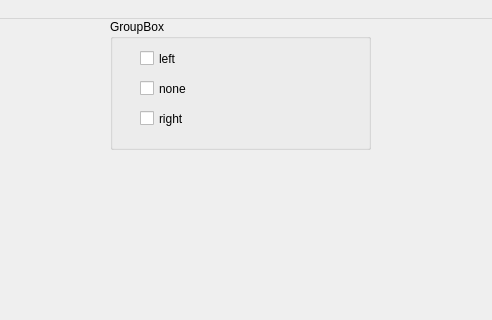
Qt form software/GUI/window.ui (mivanit/Celegans-locomotion) before a commit; both pictures show x 740 to 1232 and y 0 to 320 of the 1232 by 860 pixel window.
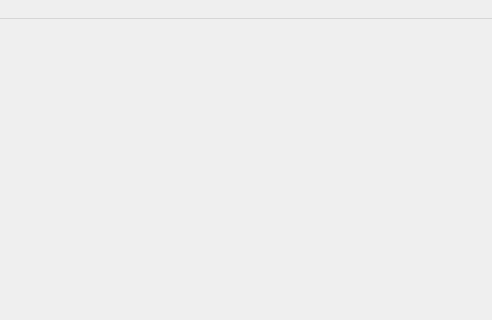
The same form after that commit.

Commit message: new feature: resizable window and self-upadate plot

Diff of the .ui file:
```diff
--- a/software/GUI/window.ui
+++ b/software/GUI/window.ui
@@ -20,58 +20,6 @@
    <bool>true</bool>
   </property>
   <widget class="QWidget" name="centralwidget">
-   <widget class="QGroupBox" name="groupBox">
-    <property name="geometry">
-     <rect>
-      <x>850</x>
-      <y>0</y>
-      <width>261</width>
-      <height>131</height>
-     </rect>
-    </property>
-    <property name="title">
-     <string>GroupBox</string>
-    </property>
-    <widget class="QCheckBox" name="checkBox">
-     <property name="geometry">
-      <rect>
-       <x>30</x>
-       <y>30</y>
-       <width>91</width>
-       <height>19</height>
-      </rect>
-     </property>
-     <property name="text">
-      <string>left</string>
-     </property>
-    </widget>
-    <widget class="QCheckBox" name="checkBox_2">
-     <property name="geometry">
-      <rect>
-       <x>30</x>
-       <y>60</y>
-       <width>91</width>
-       <height>19</height>
-      </rect>
-     </property>
-     <property name="text">
-      <string>none</string>
-     </property>
-    </widget>
-    <widget class="QCheckBox" name="checkBox_3">
-     <property name="geometry">
-      <rect>
-       <x>30</x>
-       <y>90</y>
-       <width>91</width>
-       <height>19</height>
-      </rect>
-     </property>
-     <property name="text">
-      <string>right</string>
-     </property>
-    </widget>
-   </widget>
    <widget class="QWidget" name="widget" native="true">
     <property name="geometry">
      <rect>
@@ -85,10 +33,10 @@
    <widget class="QWidget" name="widget_2" native="true">
     <property name="geometry">
      <rect>
-      <x>859</x>
-      <y>189</y>
+      <x>850</x>
+      <y>0</y>
       <width>361</width>
-      <height>611</height>
+      <height>801</height>
      </rect>
     </property>
    </widget>
```
The commit also changes 3 other files.
